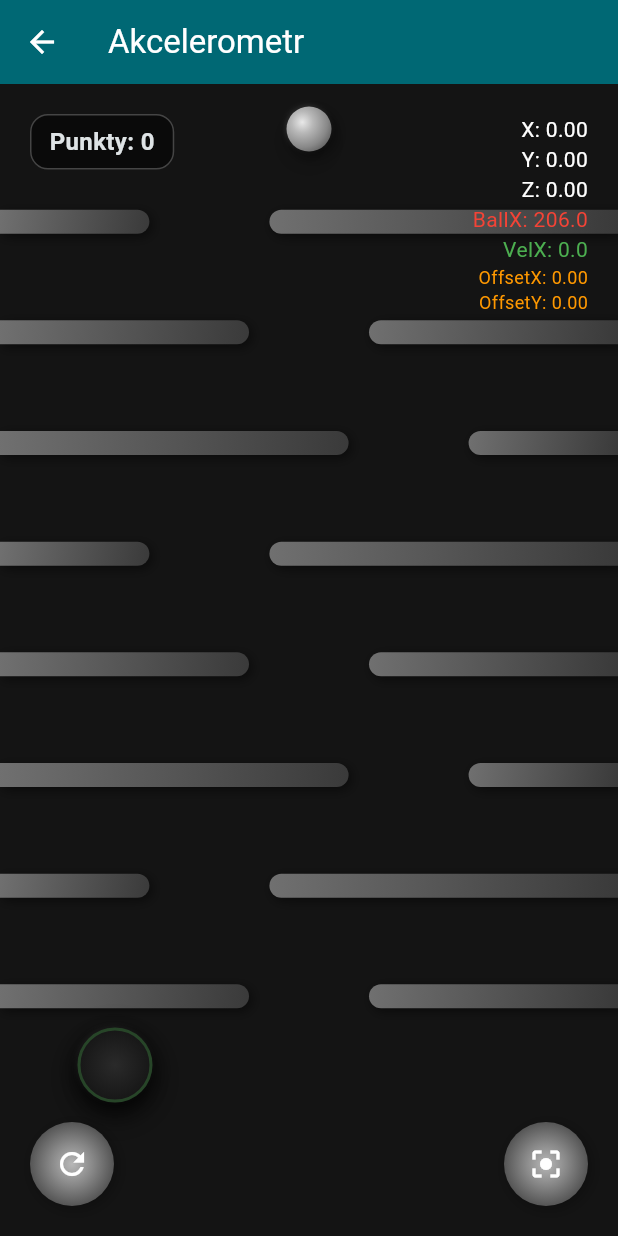
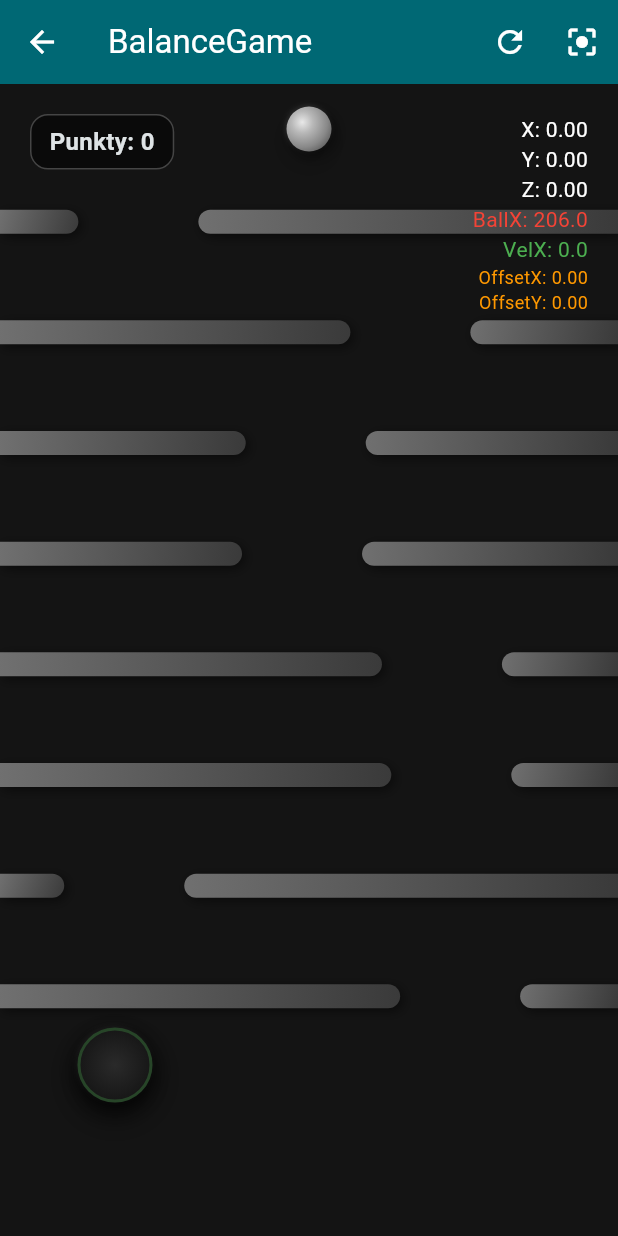
Before and after one commit to Cay00/BalanceGame, a Flutter app: the MyHomePage screen opened directly, after a tap on the "refresh" icon, on a phone screen of 412 x 824 dp. Run offline on Flutter 3.47's test engine with Material 3 defaults, Android fonts, the phone set to English and light mode, and no system bars; our stand-ins replace sensors_plus, wakelock_plus.

Commit message:
refactor: remove unused permissions and enhance UI with reset and calibrate buttons

```diff
--- a/lib/mechanics/game_physics.dart
+++ b/lib/mechanics/game_physics.dart
@@ -1,3 +1,5 @@
+import 'dart:math';
+
 /// Przeszkoda pozioma z dziurą, przez którą kulka może przejść
 class Obstacle {
   final double x; // lewy górny róg przeszkody
@@ -52,6 +54,7 @@ class GamePhysics {
 
   // === PRZESZKODY ===
   final List<Obstacle> obstacles = [];
+  final Random _random = Random();
 
   /// Inicjalizuje fizykę z wymiarami ekranu
   void initialize(double width, double height, {double bottomPadding = 0}) {
@@ -206,7 +209,11 @@ class GamePhysics {
     for (int i = 0; i < obstacleCount; i++) {
       // Podnieś (przesuń w górę) poziom generowania przeszkód o 50 px
       final double y = 60 + spacing * (i + 1) - 50.0; // Pozycja Y przeszkody
-      final double holeX = 40 + (screenWidth - 80) * (0.3 + (i % 3) * 0.2); // Dziura w różnych miejscach
+
+      // Losowe położenie dziury w przeszkodzie (z marginesami)
+      final double minHoleX = holeWidth / 2 + 20; // Minimalna pozycja (lewy margines)
+      final double maxHoleX = screenWidth - holeWidth / 2 - 20; // Maksymalna pozycja (prawy margines)
+      final double holeX = minHoleX + _random.nextDouble() * (maxHoleX - minHoleX);
 
       obstacles.add(Obstacle(
         x: 0,
--- a/lib/ui/screens/game_screen.dart
+++ b/lib/ui/screens/game_screen.dart
@@ -169,6 +169,9 @@ class _MyHomePageState extends State<MyHomePage> {
   /// - Panel danych z akcelerometru
   @override
   Widget build(BuildContext context) {
+    // Upewnij się, że wakelock jest włączony (wywołaj przy każdym build)
+    WakelockPlus.enable();
+
     // Inicjalizuj fizykę z wymiarami ekranu (tylko raz)
     if (_physics.screenWidth == 0) {
       final screenWidth = MediaQuery.of(context).size.width;
@@ -199,6 +202,20 @@ class _MyHomePageState extends State<MyHomePage> {
       appBar: AppBar(
         backgroundColor: Theme.of(context).colorScheme.inversePrimary,
         title: Text(widget.title),
+        actions: [
+          // Przycisk Reset - resetuje pozycję kulki
+          IconButton(
+            onPressed: _resetBall,
+            icon: const Icon(Icons.refresh),
+            tooltip: 'Reset pozycji kulki',
+          ),
+          // Przycisk Kalibracja - kalibruje akcelerometr
+          IconButton(
+            onPressed: _calibrate,
+            icon: const Icon(Icons.center_focus_strong),
+            tooltip: 'Kalibracja akcelerometru',
+          ),
+        ],
       ),
       body: Stack(
         children: [
@@ -249,71 +266,6 @@ class _MyHomePageState extends State<MyHomePage> {
             y: _physics.ballY,
           ),
 
-          // === PRZYCISK RESET ===
-          // Metaliczny przycisk w lewym dolnym rogu - resetuje pozycję kulki
-          Positioned(
-            bottom: 20,
-            left: 20,
-            child: Container(
-              decoration: BoxDecoration(
-                shape: BoxShape.circle,
-                gradient: const RadialGradient(
-                  colors: [
-                    Color(0xFFB8B8B8), // Jasny metaliczny
-                    Color(0xFF888888), // Średni metaliczny
-                    Color(0xFF555555), // Ciemny metaliczny
-                  ],
-                ),
-                boxShadow: [
-                  BoxShadow(
-                    color: Colors.black.withValues(alpha: 0.3),
-                    blurRadius: 8,
-                    offset: const Offset(2, 2),
-                  ),
-                ],
-              ),
-              child: FloatingActionButton(
-                onPressed: _resetBall,
-                backgroundColor: Colors.transparent,
-                elevation: 0,
-                child: const Icon(Icons.refresh, color: Colors.white),
-              ),
-            ),
-          ),
-
-          // === PRZYCISK KALIBRACJA ===
-          // Metaliczny przycisk w prawym dolnym rogu - kalibruje akcelerometr
-          Positioned(
-            bottom: 20,
-            right: 20,
-            child: Container(
-              decoration: BoxDecoration(
-                shape: BoxShape.circle,
-                gradient: const RadialGradient(
-                  colors: [
-                    Color(0xFFB8B8B8), // Jasny metaliczny
-                    Color(0xFF888888), // Średni metaliczny
-                    Color(0xFF555555), // Ciemny metaliczny
-                  ],
-                ),
-                boxShadow: [
-                  BoxShadow(
-                    color: Colors.black.withValues(alpha: 0.3),
-                    blurRadius: 8,
-                    offset: const Offset(2, 2),
-                  ),
-                ],
-              ),
-              child: FloatingActionButton(
-                onPressed: _calibrate,
-                backgroundColor: Colors.transparent,
-                elevation: 0,
-                child:
-                    const Icon(Icons.center_focus_strong, color: Colors.white),
-              ),
-            ),
-          ),
-
           // === PANEL DANYCH ===
           // Wyświetla dane z akcelerometru i stan kulki
           DataPanel(
--- a/lib/ui/screens/start_screen.dart
+++ b/lib/ui/screens/start_screen.dart
@@ -75,7 +75,7 @@ class StartScreen extends StatelessWidget {
                         Navigator.of(context).push(
                           MaterialPageRoute(
                             builder: (_) =>
-                                const MyHomePage(title: 'Akcelerometr'),
+                                const MyHomePage(title: 'BalanceGame'),
                           ),
                         );
                       },
```
Also changed, not shown: 1 other file.
